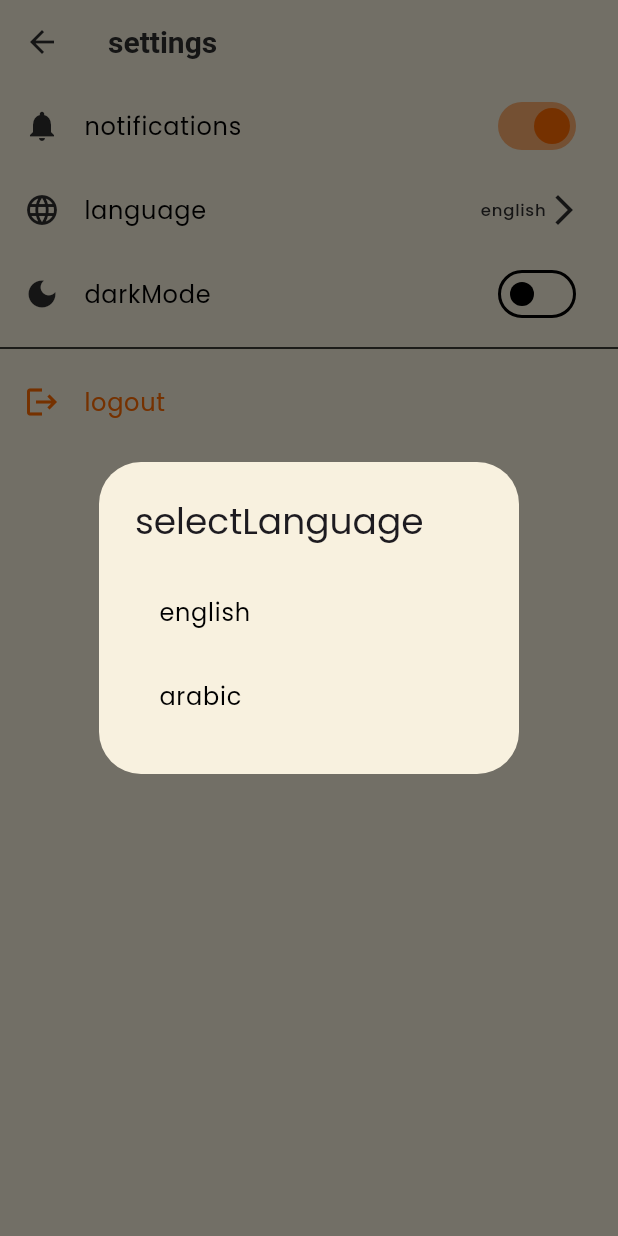
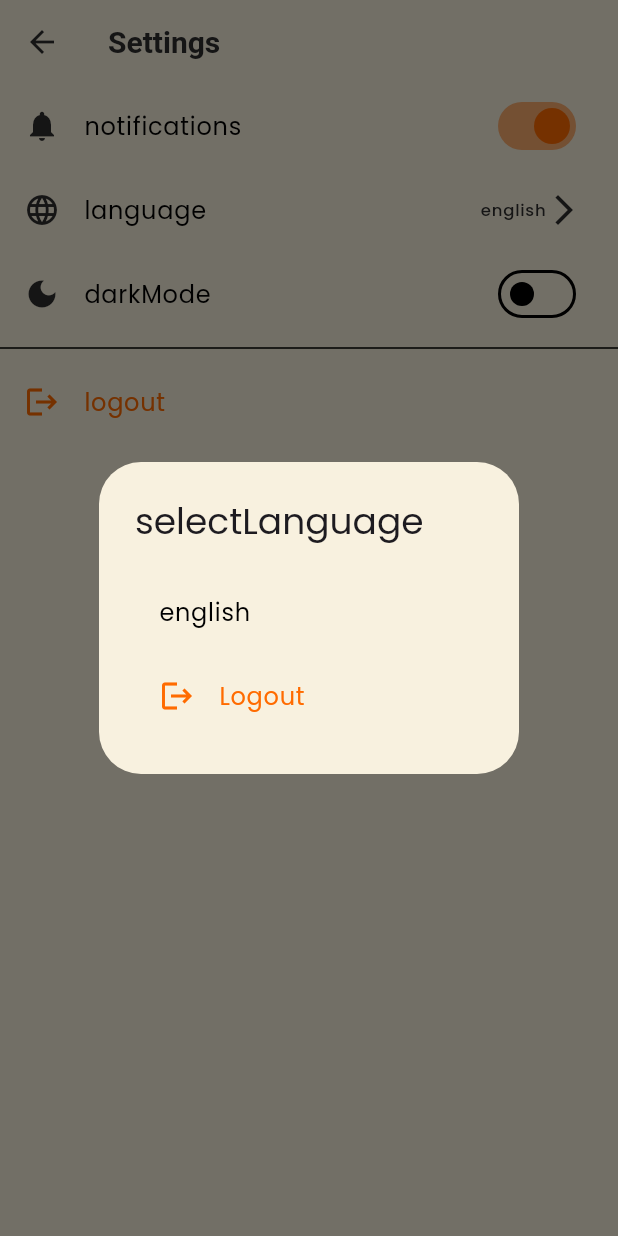
Before and after one commit to loda616/quick_bite, a Flutter app: the SettingsScreen screen opened directly, after a tap on "language", on a phone screen of 412 x 824 dp. Run offline on Flutter 3.47's test engine with Material 3 defaults, Android fonts, the phone set to English and light mode, and no system bars; our stand-ins replace bloc, dio, flutter_bloc, google_fonts, retrofit, shared_preferences; accounts and stored records are empty; generated files the repository leaves out were written again.

Commit message:
QB_6 link auth apis

```diff
--- /dev/null
+++ b/lib/data/models/user_model.dart
@@ -0,0 +1,93 @@
+import 'package:json_annotation/json_annotation.dart';
+
+part 'user_model.g.dart';
+
+@JsonSerializable()
+class UserModel {
+  final int id;
+  final String name;
+  final String email;
+
+  const UserModel({
+    required this.id,
+    required this.name,
+    required this.email,
+  });
+
+  factory UserModel.fromJson(Map<String, dynamic> json) =>
+      _$UserModelFromJson(json);
+
+  Map<String, dynamic> toJson() => _$UserModelToJson(this);
+}
+
+
+//  Map<String, dynamic> toJson() {
+//     return {
+//       'id': id,
+//       'firstName': firstName,
+//       'lastName': lastName,
+//       'email': email,
+//       'phoneNumber': phoneNumber,
+
+//      'favoriteItems': favoriteItems,
+//       'addresses': addresses,
+//       'profileImageUrl': profileImageUrl,
+//    };
+//   }
+
+//  User copyWith({
+//     String? id,
+//     String? firstName,
+//     String? lastName,
+//     String? email,
+//     String? phoneNumber,
+//     List<String>? favoriteItems,
+//     List<String>? addresses,
+//     String? profileImageUrl,
+//   }) {
+//     return User(
+//       id: id ?? this.id,
+//       firstName: firstName ?? this.firstName,
+//       lastName: lastName ?? this.lastName,
+//       email: email ?? this.email,
+//       phoneNumber: phoneNumber ?? this.phoneNumber,
+// //      favoriteItems: favoriteItems ?? this.favoriteItems,
+// //       addresses: addresses ?? this.addresses,
+// //       profileImageUrl: profileImageUrl ?? this.profileImageUrl,
+//     );
+//   }
+
+//  bool isFavorite(String itemId) {
+//     return favoriteItems.contains(itemId);
+//   }
+
+//  User addFavorite(String itemId) {
+//     if (!favoriteItems.contains(itemId)) {
+//       return copyWith(
+//         favoriteItems: [...favoriteItems, itemId],
+//       );
+//     }
+//     return this;
+//   }
+
+//  User removeFavorite(String itemId) {
+//     return copyWith(
+//       favoriteItems: favoriteItems.where((id) => id != itemId).toList(),
+//     );
+//   }
+
+//  User addAddress(String address) {
+//     if (!addresses.contains(address)) {
+//       return copyWith(
+//         addresses: [...addresses, address],
+//       );
+//     }
+//     return this;
+//   }
+//
+//   User removeAddress(String address) {
+//     return copyWith(
+//       addresses: addresses.where((a) => a != address).toList(),
+//     );
+//   }
+//
--- /dev/null
+++ b/lib/data/network/api_service.dart
@@ -0,0 +1,21 @@
+import 'package:dio/dio.dart';
+import 'package:retrofit/http.dart';
+
+import '../models/user_model.dart';
+
+part 'api_service.g.dart';
+
+abstract class ParseErrorLogger {
+  void logError(Object error, StackTrace stackTrace, RequestOptions options);
+}
+
+@RestApi(baseUrl: "http://localhost:5201/api/")
+abstract class ApiService {
+  factory ApiService(Dio dio, {String? baseUrl}) = _ApiService;
+
+  @POST("Account/Register")
+  Future<UserModel> register(@Body() UserModel user);
+
+  @POST("Account/Login")
+  Future<UserModel> login(@Body() Map<String, dynamic> credentials);
+}
--- a/lib/presentation/screens/settings/settings_screen.dart
+++ b/lib/presentation/screens/settings/settings_screen.dart
@@ -6,18 +6,20 @@ import 'package:quick_bite/presentation/view_models/cubit/language_cubit.dart';
 import 'package:quick_bite/presentation/view_models/stats/language_state.dart';
 import 'package:quick_bite/theme/app_theme.dart';
 
+import '../../view_models/stats/auth_stat.dart';
+import '../auth/login_screen.dart';
+
 class SettingsScreen extends StatelessWidget {
   const SettingsScreen({super.key});
 
   @override
   Widget build(BuildContext context) {
-    final authCubit = context.read<AuthCubit>();
     final languageCubit = context.read<LanguageCubit>();
 
 
     return Scaffold(
       appBar: AppBar(
-        title: const Text(    'settings'),
+        title: const Text('Settings'),
         backgroundColor: const Color(0xFFf8f1df),
         elevation: 0,
         iconTheme: const IconThemeData(color: AppTheme.accentColor),
@@ -27,7 +29,18 @@ class SettingsScreen extends StatelessWidget {
           fontWeight: FontWeight.bold,
         ),
       ),
-      body: ListView(
+      body:
+    BlocListener<AuthCubit, AuthState>(
+    listener: (context, state) {
+    if (!state.isAuthenticated) {
+    Navigator.of(context).pushAndRemoveUntil(
+    MaterialPageRoute(builder: (context) => const LoginScreen()),
+    (route) => false,
+    );
+    }
+    },
+    child:
+       ListView(
         children: [
           ListTile(
             leading: const Icon(Icons.notifications, color: AppTheme.accentColor),
@@ -73,12 +86,15 @@ class SettingsScreen extends StatelessWidget {
                               Navigator.pop(context);
                             },
                           ),
-                          ListTile(
-                            title: const Text(    'arabic'),
-                            onTap: () {
-                              languageCubit.changeLanguage('ar');
-                              Navigator.pop(context);
-                            },
+    ListTile(
+    leading: const Icon(Icons.logout, color: AppTheme.primaryColor),
+    title: const Text(
+    'Logout',
+    style: TextStyle(color: AppTheme.primaryColor),
+    ),
+    onTap: () {
+    context.read<AuthCubit>().logout();
+    },
                           ),
                         ],
                       ),
@@ -107,12 +123,31 @@ class SettingsScreen extends StatelessWidget {
               style: TextStyle(color: AppTheme.primaryColor),
             ),
             onTap: () {
-              authCubit.logout(context);
-              // TODO: Navigate to login screen
+              showDialog(
+                context: context,
+                builder: (context) => AlertDialog(
+                  title: const Text('Logout'),
+                  content: const Text('Are you sure you want to logout?'),
+                  actions: [
+                    TextButton(
+                      onPressed: () => Navigator.pop(context),
+                      child: const Text('Cancel'),
+                    ),
+                    TextButton(
+                      onPressed: () {
+                        Navigator.pop(context);
+                        context.read<AuthCubit>().logout();
+                      },
+                      child: const Text('Logout'),
+                    ),
+                  ],
+                ),
+              );
             },
           ),
         ],
       ),
+    )
     );
   }
 }
--- a/lib/presentation/view_models/stats/auth_stat.dart
+++ b/lib/presentation/view_models/stats/auth_stat.dart
@@ -4,6 +4,7 @@ class AuthState {
   final String? userEmail;
   final String? userName;
   final String? errorMessage;
+  final bool isLoading;
 
   const AuthState({
     this.isAuthenticated = false,
@@ -11,6 +12,7 @@ class AuthState {
     this.userEmail,
     this.userName,
     this.errorMessage,
+    this.isLoading = false,
   });
 
   AuthState copyWith({
@@ -19,6 +21,7 @@ class AuthState {
     String? userEmail,
     String? userName,
     String? errorMessage,
+    bool? isLoading,
   }) {
     return AuthState(
       isAuthenticated: isAuthenticated ?? this.isAuthenticated,
@@ -26,6 +29,7 @@ class AuthState {
       userEmail: userEmail ?? this.userEmail,
       userName: userName ?? this.userName,
       errorMessage: errorMessage ?? this.errorMessage,
+      isLoading: isLoading ?? this.isLoading,
     );
   }
 }
--- a/pubspec.yaml
+++ b/pubspec.yaml
@@ -45,8 +45,12 @@ dependencies:
   shimmer: ^3.0.0
   bloc: ^9.0.0
   flutter_bloc: ^9.1.1
+  json_annotation: ^4.9.0
+  build_runner: ^2.4.15
+  retrofit_generator: ^9.2.0
 
 dev_dependencies:
+  json_serializable: ^6.7.1
   flutter_test:
     sdk: flutter
 
@@ -72,7 +76,7 @@ flutter:
   # To add assets to your application, add an assets section, like this:
   assets:
     - assets/images/
-    - assets/icons/
+
 
   # An image asset can refer to one or more resolution-specific "variants", see
   # https://flutter.dev/to/resolution-aware-images
```
Also changed, not shown: lib/data/models/user.dart (deleted, +0 -111 lines), lib/data/network/dio_client.dart (added, +26 -0 lines), lib/presentation/screens/auth/login_screen.dart (+21 -26 lines), lib/presentation/screens/auth/registration_screen.dart (+4 -5 lines), lib/presentation/view_models/cubit/auth_cubit.dart (+42 -15 lines).
